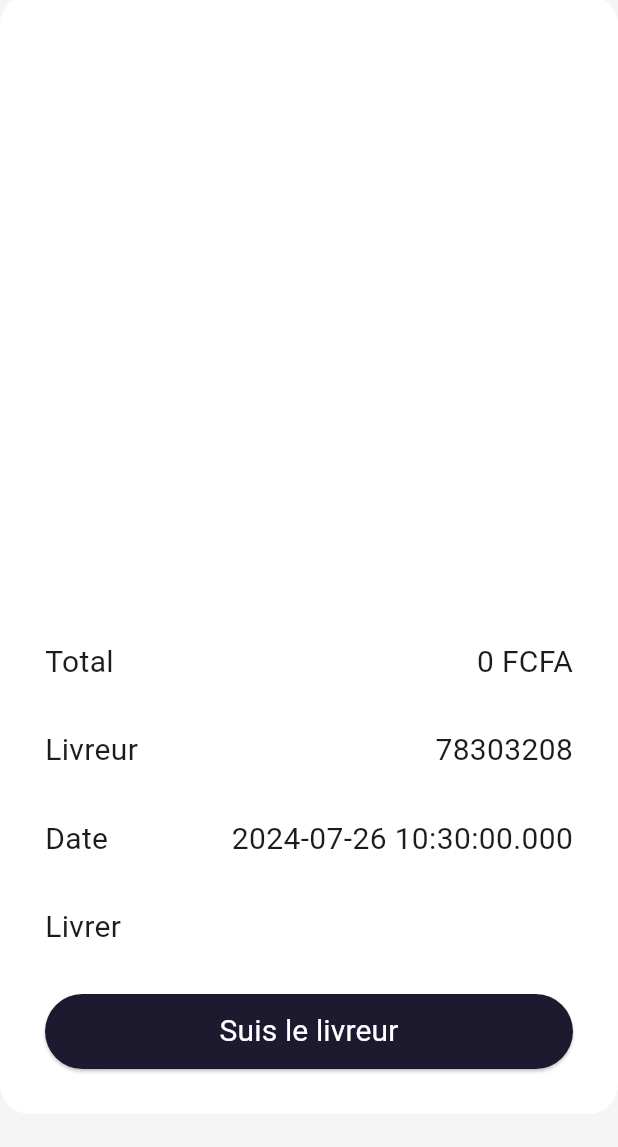
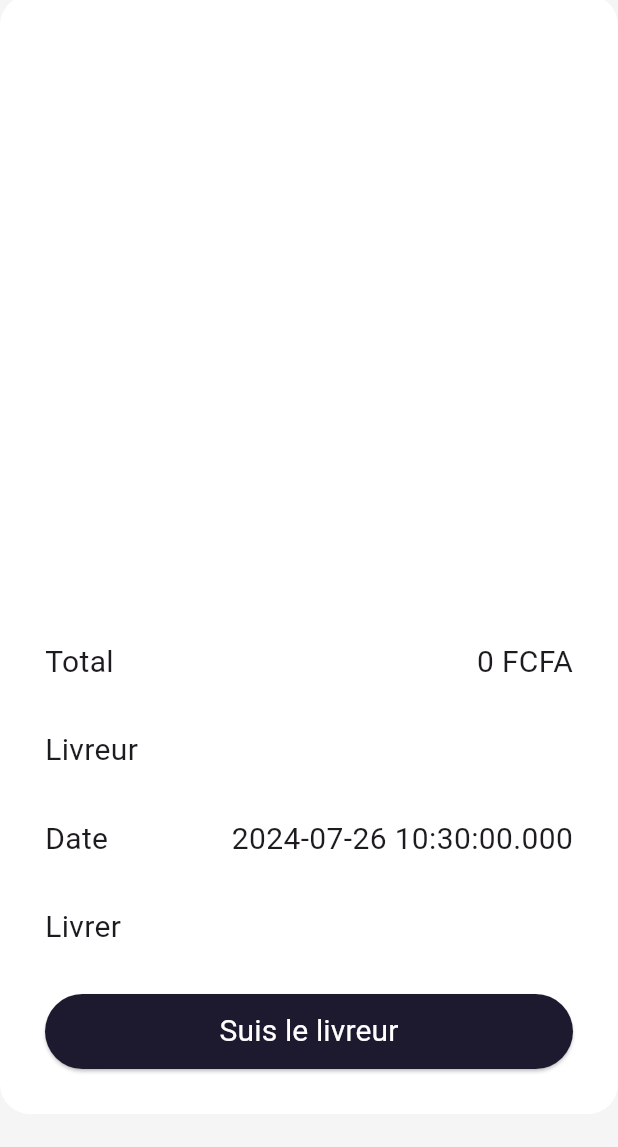
Before and after one commit to salif18/hadja, a Flutter app: the SingleOrderClient screen opened directly with empty values, on a phone screen of 412 x 824 dp, the part 89-1236 px from its top. Run offline on Flutter 3.47's test engine with Material 3 defaults, Android fonts, the phone set to English and light mode, and no system bars; our stand-ins replace carousel_slider, dio, dots_indicator, font_awesome_flutter, geolocator, google_fonts and 6 more; accounts and stored records are empty.

Commit message:
changer le type int en string de userId et deliberyid de order

```diff
--- a/app/lib/api/product_admin_api.dart
+++ b/app/lib/api/product_admin_api.dart
@@ -1,4 +1,3 @@
-import 'dart:convert';
 
 import 'package:dio/dio.dart';
 import 'package:flutter/material.dart';
--- a/app/lib/models/orders_model.dart
+++ b/app/lib/models/orders_model.dart
@@ -52,8 +52,8 @@ class OrderItem {
 
 class OrdersModel {
   final int id;
-  final int userId;
-  final int deliveryId;
+  final String userId;
+  final String? deliveryId;
   final String address;
   final double latitude;
   final double longitude;
@@ -82,8 +82,8 @@ class OrdersModel {
   factory OrdersModel.fromJson(Map<String, dynamic> json) {
     return OrdersModel(
       id: json['id'],
-      userId: int.parse(json['userId']),
-      deliveryId: int.parse(json['deliberyId']),
+      userId: json['userId'],
+      deliveryId: json['deliberyId'],
       address: json['address'],
       latitude: json['latitude'],
       longitude: json['longitude'],
@@ -102,7 +102,7 @@ class OrdersModel {
     return {
       "id": id,
       "userId": userId,
-      "deliberyId": deliveryId,
+      "deliveryId": deliveryId,
       "address": address,
       "latitude": latitude,
       "longitude": longitude,
--- a/app/lib/screens/command/detail/single_order_client.dart
+++ b/app/lib/screens/command/detail/single_order_client.dart
@@ -87,7 +87,7 @@ class _SingleOrderClientState extends State<SingleOrderClient> {
           children: [
             Text("Livreur",style:GoogleFonts.roboto(fontSize: 20,fontWeight:FontWeight.w400)),
             const SizedBox(width: 15),
-            Text("78303208",style:GoogleFonts.roboto(fontSize: 20,fontWeight:FontWeight.w400))
+            Text(widget.order.deliveryId.toString(),style:GoogleFonts.roboto(fontSize: 20,fontWeight:FontWeight.w400))
           ],
         )),
          Padding(padding: const EdgeInsets.all(15),
```
